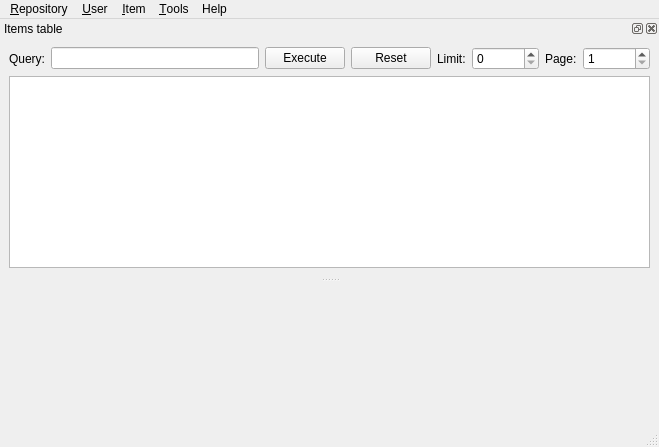
First picture: the form in ui/mainwindow.ui, repository vlkv/reggata, before the edit.
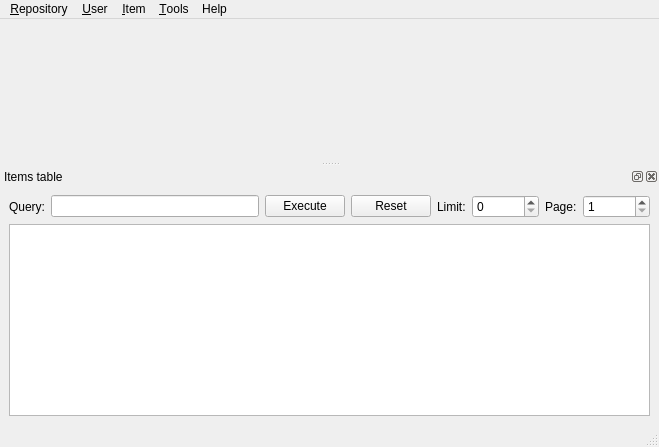
Second picture: the form after the edit.

Commit message: Making initial layout of dock widgets more user friendly

```diff
--- a/ui/mainwindow.ui
+++ b/ui/mainwindow.ui
@@ -118,7 +118,7 @@
     <string>Items table</string>
    </property>
    <attribute name="dockWidgetArea" >
-    <number>4</number>
+    <number>8</number>
    </attribute>
    <widget class="QWidget" name="dockWidgetContents" >
     <layout class="QVBoxLayout" name="verticalLayout" >
```
The commit also changes 2 other files.
